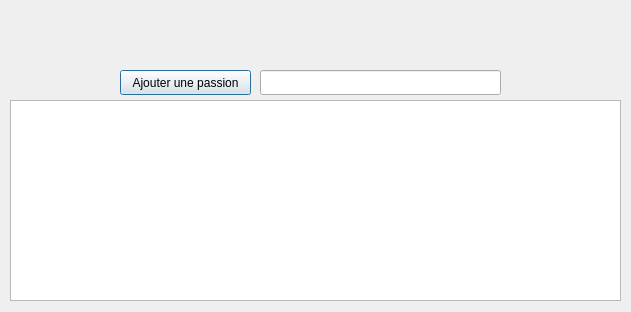
The window that projet/userdialog.ui (Wiibleyde/CPP-POO-Project) describes before a commit, drawn with Qt 5.
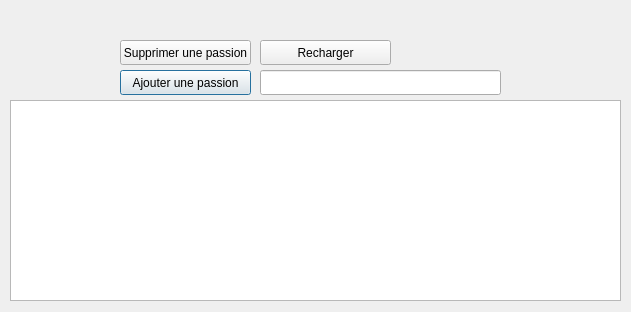
The same window after the commit.

```diff
--- a/projet/userdialog.ui
+++ b/projet/userdialog.ui
@@ -65,6 +65,38 @@
     </rect>
    </property>
   </widget>
+  <widget class="QPushButton" name="pb_rm_passion">
+   <property name="geometry">
+    <rect>
+     <x>120</x>
+     <y>40</y>
+     <width>131</width>
+     <height>25</height>
+    </rect>
+   </property>
+   <property name="text">
+    <string>Supprimer une passion</string>
+   </property>
+   <property name="flat">
+    <bool>false</bool>
+   </property>
+  </widget>
+  <widget class="QPushButton" name="pb_refresh">
+   <property name="geometry">
+    <rect>
+     <x>260</x>
+     <y>40</y>
+     <width>131</width>
+     <height>25</height>
+    </rect>
+   </property>
+   <property name="text">
+    <string>Recharger</string>
+   </property>
+   <property name="flat">
+    <bool>false</bool>
+   </property>
+  </widget>
  </widget>
  <resources/>
  <connections/>
```
